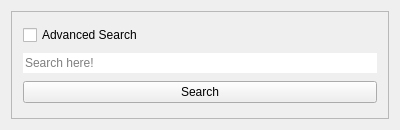
hegerdes/TechCloud, file src/ui/MainWindow.ui: the form before one commit.
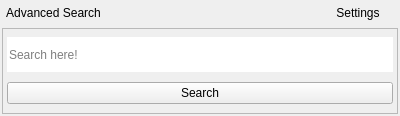
The form after the commit.

```diff
--- a/src/ui/MainWindow.ui
+++ b/src/ui/MainWindow.ui
@@ -7,7 +7,7 @@
     <x>0</x>
     <y>0</y>
     <width>400</width>
-    <height>130</height>
+    <height>116</height>
    </rect>
   </property>
   <property name="windowTitle">
@@ -21,8 +21,69 @@
     <bool>true</bool>
    </property>
    <layout class="QVBoxLayout" name="verticalLayout_2">
+    <property name="spacing">
+     <number>4</number>
+    </property>
+    <property name="leftMargin">
+     <number>2</number>
+    </property>
+    <property name="topMargin">
+     <number>2</number>
+    </property>
+    <property name="rightMargin">
+     <number>2</number>
+    </property>
+    <property name="bottomMargin">
+     <number>2</number>
+    </property>
     <item>
-     <widget class="QFrame" name="main_frame">
+     <layout class="QHBoxLayout" name="horizontalLayout">
+      <property name="spacing">
+       <number>4</number>
+      </property>
+      <item>
+       <widget class="QPushButton" name="advanced_pushButton">
+        <property name="text">
+         <string>Advanced Search</string>
+        </property>
+        <property name="default">
+         <bool>false</bool>
+        </property>
+        <property name="flat">
+         <bool>true</bool>
+        </property>
+       </widget>
+      </item>
+      <item>
+       <spacer name="horizontalSpacer">
+        <property name="orientation">
+         <enum>Qt::Horizontal</enum>
+        </property>
+        <property name="sizeHint" stdset="0">
+         <size>
+          <width>50</width>
+          <height>20</height>
+         </size>
+        </property>
+       </spacer>
+      </item>
+      <item>
+       <widget class="QPushButton" name="settings_pushButton">
+        <property name="text">
+         <string>Settings</string>
+        </property>
+        <property name="default">
+         <bool>false</bool>
+        </property>
+        <property name="flat">
+         <bool>true</bool>
+        </property>
+       </widget>
+      </item>
+     </layout>
+    </item>
+    <item>
+     <widget class="QFrame" name="main_frame_search">
       <property name="frameShape">
        <enum>QFrame::StyledPanel</enum>
       </property>
@@ -30,18 +91,26 @@
        <enum>QFrame::Raised</enum>
       </property>
       <layout class="QVBoxLayout" name="verticalLayout">
-       <item>
-        <widget class="QCheckBox" name="useAdvanced_check">
-         <property name="enabled">
-          <bool>true</bool>
-         </property>
-         <property name="text">
-          <string>Advanced Search</string>
-         </property>
-        </widget>
-       </item>
+       <property name="leftMargin">
+        <number>4</number>
+       </property>
+       <property name="topMargin">
+        <number>4</number>
+       </property>
+       <property name="rightMargin">
+        <number>4</number>
+       </property>
+       <property name="bottomMargin">
+        <number>4</number>
+       </property>
        <item>
         <widget class="QLineEdit" name="lineEdit">
+         <property name="minimumSize">
+          <size>
+           <width>0</width>
+           <height>35</height>
+          </size>
+         </property>
          <property name="inputMask">
           <string/>
          </property>
@@ -58,9 +127,21 @@
        </item>
        <item>
         <widget class="QPushButton" name="searchButton">
+         <property name="sizePolicy">
+          <sizepolicy hsizetype="Minimum" vsizetype="Fixed">
+           <horstretch>0</horstretch>
+           <verstretch>0</verstretch>
+          </sizepolicy>
+         </property>
          <property name="text">
           <string>Search</string>
          </property>
+         <property name="autoDefault">
+          <bool>false</bool>
+         </property>
+         <property name="flat">
+          <bool>false</bool>
+         </property>
         </widget>
        </item>
       </layout>
```
